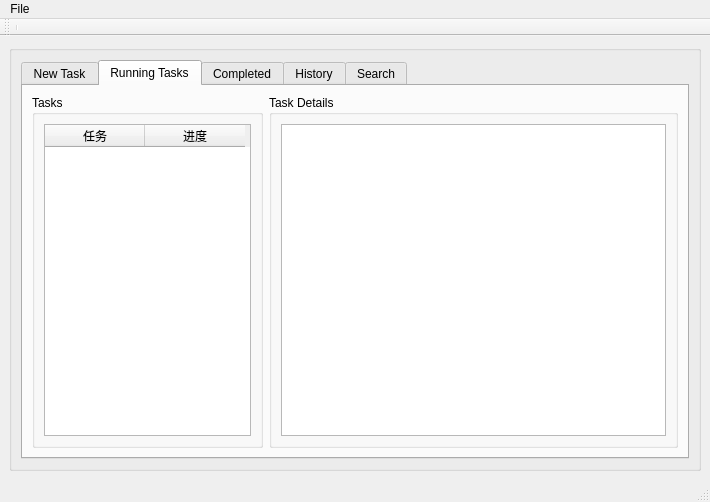
Above: ui_templates/mainframe.ui from labinxu/enterpriseallknow before the change. Below: the same form after it.
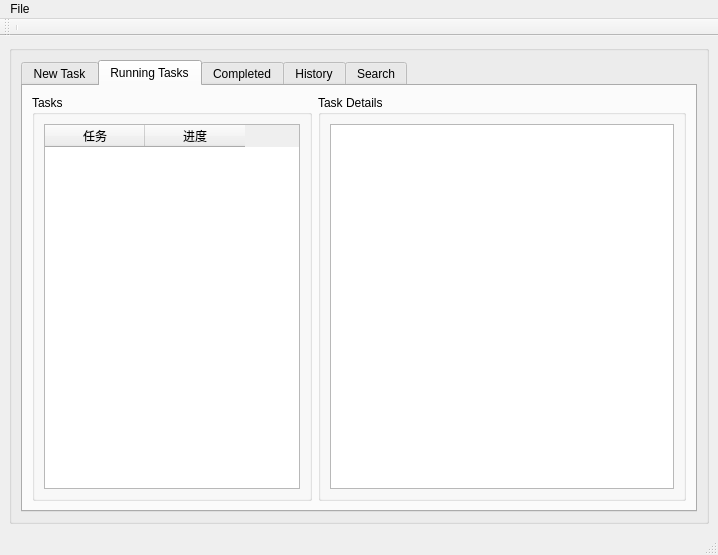
That is the form after the change. The open tabs and pages were chosen to show the change. Custom widgets are drawn as their Qt base class.

The edit to the form file:
```diff
--- a/ui_templates/mainframe.ui
+++ b/ui_templates/mainframe.ui
@@ -7,8 +7,8 @@
    <rect>
     <x>0</x>
     <y>0</y>
-    <width>710</width>
-    <height>502</height>
+    <width>718</width>
+    <height>555</height>
    </rect>
   </property>
   <property name="windowTitle">
@@ -122,19 +122,19 @@
           <attribute name="title">
            <string>Running Tasks</string>
           </attribute>
-          <layout class="QHBoxLayout" name="horizontalLayout_3">
+          <layout class="QHBoxLayout" name="horizontalLayout_8">
            <item>
             <widget class="QGroupBox" name="groupBox_2">
              <property name="maximumSize">
               <size>
-               <width>231</width>
+               <width>280</width>
                <height>16777215</height>
               </size>
              </property>
              <property name="title">
               <string>Tasks</string>
              </property>
-             <layout class="QVBoxLayout" name="verticalLayout">
+             <layout class="QHBoxLayout" name="horizontalLayout_3">
               <item>
                <widget class="TaskRunningTable" name="lw_processing_tasks">
                 <property name="minimumSize">
@@ -244,8 +244,8 @@
     <rect>
      <x>0</x>
      <y>0</y>
-     <width>710</width>
-     <height>21</height>
+     <width>718</width>
+     <height>23</height>
     </rect>
    </property>
    <widget class="QMenu" name="menuFile">
```
Left out of the diff: 2 changed lines with no effect on the pictures.
